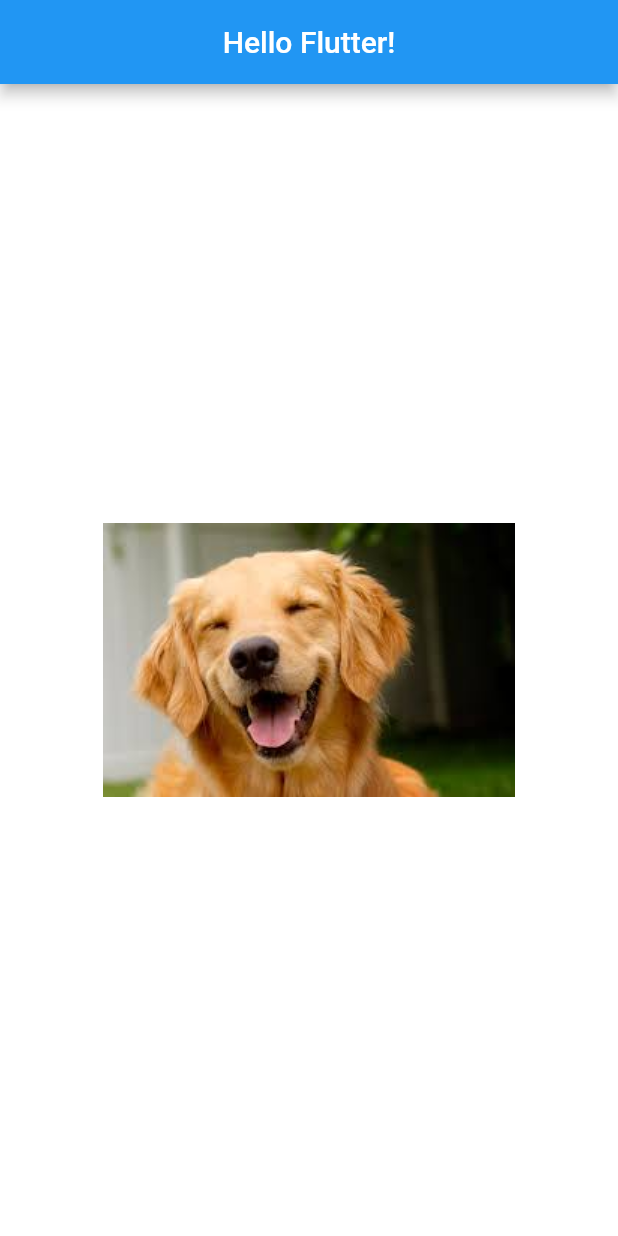
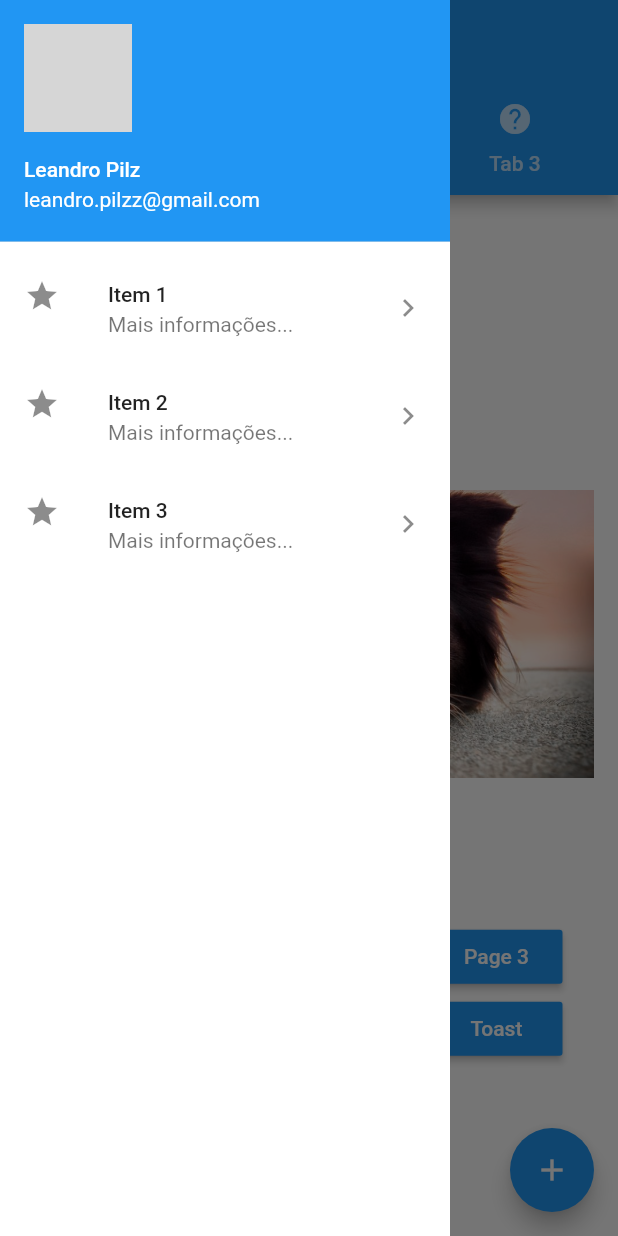
Before and after one commit to leandropilz/flutter-exercicios, a Flutter app: the screen it shows after launch, with the side drawer open (before the commit the screen has no drawer), on a phone screen of 412 x 824 dp. Run offline on Flutter 3.47's test engine with Material 2 defaults, Android fonts, the phone set to English and light mode, and no system bars; our stand-ins replace fluttertoast; network calls fail; grey boxes are pictures that could not be loaded.

Commit message:
Fim Flutter basico e widget cap54.

```diff
--- /dev/null
+++ b/lib/drawer_list.dart
@@ -0,0 +1,53 @@
+import 'package:flutter/material.dart';
+
+class DrawerList extends StatelessWidget {
+  @override
+  Widget build(BuildContext context) {
+    return SafeArea(
+      child: Container(
+        width: 300,
+        color: Colors.white,
+        child: ListView(
+          children: <Widget>[
+            UserAccountsDrawerHeader(
+              accountName: Text("Leandro Pilz"),
+              accountEmail: Text("leandro.pilzz@gmail.com"),
+              currentAccountPicture: CircleAvatar(
+                  backgroundImage: NetworkImage(
+                      "https://cdn.iconscout.com/icon/free/png-256/avatar-372-456324.png")
+//              backgroundImage: AssetImage("assets/images/dog1.png"),
+                  ),
+            ), //UserAccountsDrawerHeader
+            ListTile(
+              title: Text("Item 1"),
+              subtitle: Text("Mais informações..."),
+              leading: Icon(Icons.star),
+              trailing: Icon(Icons.keyboard_arrow_right),
+              onTap: () {
+                print("Item 1");
+              },
+            ), //ListTile
+            ListTile(
+              title: Text("Item 2"),
+              subtitle: Text("Mais informações..."),
+              leading: Icon(Icons.star),
+              trailing: Icon(Icons.keyboard_arrow_right),
+              onTap: () {
+                print("Item 2");
+              },
+            ), //ListTile
+            ListTile(
+              title: Text("Item 3"),
+              subtitle: Text("Mais informações..."),
+              leading: Icon(Icons.star),
+              trailing: Icon(Icons.keyboard_arrow_right),
+              onTap: () {
+                print("Item 3");
+              },
+            ), //ListTile
+          ], //Widget
+        ), //ListView
+      ), //Container
+    ); //SafeArea
+  }
+}
--- /dev/null
+++ b/lib/home_page_statful.dart
@@ -0,0 +1,240 @@
+import 'package:aula01/drawer_list.dart';
+import 'package:aula01/pages/hello_listview.dart';
+import 'package:aula01/pages/hello_page2.dart';
+import 'package:aula01/pages/hello_page3.dart';
+import 'package:flutter/cupertino.dart';
+import 'package:flutter/material.dart';
+import 'package:fluttertoast/fluttertoast.dart';
+
+class HomePageStatful extends StatefulWidget {
+  @override
+  _HomePageStatfulState createState() => _HomePageStatfulState();
+}
+
+class _HomePageStatfulState extends State<HomePageStatful> {
+  String _msg = "Hello world";
+
+  @override
+  Widget build(BuildContext context) {
+    return DefaultTabController(
+      length: 3,
+      child: Scaffold(
+        appBar: AppBar(
+          title: Text("Hello Flutter!"),
+          centerTitle: true,
+          bottom: TabBar(
+            indicatorColor: Colors.yellow,
+            tabs: <Widget>[
+              Tab(
+                text: "Tab 1",
+                icon: Icon(Icons.star),
+              ), //Tab
+              Tab(
+                text: "Tab 2",
+                icon: Icon(Icons.favorite),
+              ), //Tab
+              Tab(
+                text: "Tab 3",
+                icon: Icon(Icons.help),
+              ), //Tab
+            ], //<Widget>
+          ), //TabBar
+        ), //AppBar
+        body: TabBarView(
+          children: <Widget>[
+            Builder(builder: (context) {
+              return _buildBody(context);
+            }), //Taview 1
+            Container(
+              color: Colors.yellow,
+            ), //Taview 2
+            Container(
+              color: Colors.teal,
+            ), //Taview 3
+          ], //<Widget>
+        ), //TabBarView
+        floatingActionButton: FloatingActionButton(
+            child: Icon(Icons.add),
+            //backgroundColor: Colors.red, //Cor de Background.
+            onPressed: () {
+              print("Adicionar");
+            }), //Float Action Button.
+        drawer: DrawerList(),
+      ), //Scaffold
+    ); //DefaultTabController
+  }
+
+  _buildBody(BuildContext context) {
+    return Container(
+      padding: EdgeInsets.only(bottom: 48),
+      color: Colors.white,
+//      child: SingleChildScrollView(
+      child: Column(
+        mainAxisAlignment: MainAxisAlignment.spaceEvenly,
+        children: <Widget>[
+          _text(),
+          Padding(
+            padding: EdgeInsets.fromLTRB(16, 0, 16, 0),
+            child: _pageView(),
+          ), //Padding
+          _buttons(context),
+        ], //Widget
+      ), //Column
+//      ), //SingleChildScrollView
+
+//      child: ListView(
+//        children: <Widget>[
+//          _text(),
+//          _img("assets/images/dog5.png"),
+//          _img("assets/images/dog2.png"),
+//          _img("assets/images/dog3.png"),
+//
+////          Padding(
+////            padding: EdgeInsets.fromLTRB(16, 0, 16, 0),
+////            child: _pageView(),
+////          ), //Padding
+//          _buttons(),
+//        ], //Widget
+//      ), //ListView
+    ); //Container
+  }
+
+  _pageView() {
+    return SizedBox(
+      height: 250,
+      child: PageView(
+        children: <Widget>[
+          _img("assets/images/dog5.png"),
+          _img("assets/images/dog2.png"),
+          _img("assets/images/dog3.png")
+        ], //Widget
+      ), //PageView
+    ); //SizedBox
+  }
+
+  _buttons(BuildContext context) {
+    return Column(
+      children: <Widget>[
+        Row(
+          mainAxisAlignment: MainAxisAlignment.spaceEvenly,
+          children: <Widget>[
+            _button("ListView", () => _onClickPage(HelloListView())),
+            _button("Page 2", () => _onClickPage(HelloPage2())),
+            _button("Page 3", () => _onClickPage(HelloPage3())),
+          ], //Widget
+        ), //Row
+        Row(
+          mainAxisAlignment: MainAxisAlignment.spaceEvenly,
+          children: <Widget>[
+            _button("Snack", () => _onClickSnack(context)),
+            _button("Dialog", () => _onClickDialog(context)),
+            _button("Toast", () => _onClickToast()),
+          ], //Widget
+        ), //Row
+      ], //Widget
+    ); //Column
+  }
+
+  void _onClickSnack(BuildContext context) {
+    Scaffold.of(context).showSnackBar(SnackBar(
+      content: Text("Olá Flutter"),
+      action: SnackBarAction(
+          label: "Ok",
+          textColor: Colors.blue,
+          onPressed: () {
+            print("OK");
+          }),
+    ));
+  }
+
+  void _onClickDialog(BuildContext context) {
+    showDialog(
+        context: context,
+        barrierDismissible: false,
+        builder: (context) {
+          return AlertDialog(
+            title: Text(
+              "Flutter é muito legal.",
+              //style: TextStyle(color: Colors.blue), //pode setar cor.
+            ),
+            actions: <Widget>[
+              FlatButton(
+                child: Text("Cancelar"), //Text
+                onPressed: () {
+                  Navigator.pop(context);
+                },
+              ), //FlatButton Cancelar
+              FlatButton(
+                child: Text("OK"), //Text
+                onPressed: () {
+                  Navigator.pop(context);
+                },
+              ), //FlatButton OK
+            ],
+          ); //AlertDialog
+        }); //showDialog
+  }
+
+  void _onClickToast() {
+    Fluttertoast.showToast(
+        msg: "Flutter é muito legal",
+        toastLength: Toast.LENGTH_SHORT,
+        gravity: ToastGravity.CENTER,
+        timeInSecForIos: 2,
+        backgroundColor: Colors.black45,
+        textColor: Colors.white,
+        fontSize: 16.0);
+  }
+
+  void _onClickPage(Widget page) {
+    Navigator.push(context, MaterialPageRoute(builder: (context) => page))
+        .then((s) {
+      if (s != null) {
+        setState(() {
+          _msg = s;
+        });
+      }
+    }); //MaterialPageRoute
+  }
+
+  void _onClick(String s) {
+    setState(() {
+      _msg = s;
+    });
+  }
+
+  _img(String path) {
+    return Image.asset(
+      path,
+      fit: BoxFit.contain,
+    ); //Image.asset
+  }
+
+  _text() {
+    return Text(
+      _msg,
+      style: TextStyle(
+        fontSize: 30,
+        color: Colors.blue,
+        fontWeight: FontWeight.bold,
+        fontStyle: FontStyle.italic,
+        decoration: TextDecoration.underline,
+        decorationColor: Colors.red,
+        decorationStyle: TextDecorationStyle.dotted,
+      ),
+    ); //Text
+  }
+
+  _button(String title, Function onPressed) {
+    return RaisedButton(
+      color: Colors.blue,
+      child: Text(
+        title,
+        style: TextStyle(
+          color: Colors.white,
+        ),
+      ),
+      onPressed: onPressed,
+    ); //RaisedButton
+  }
+}
--- a/lib/main.dart
+++ b/lib/main.dart
@@ -1,4 +1,5 @@
 import 'package:aula01/home_page.dart';
+import 'package:aula01/home_page_statful.dart';
 import 'package:flutter/material.dart';
 
 void main() => runApp(MyApp());
@@ -9,6 +10,6 @@ class MyApp extends StatelessWidget {
     return MaterialApp(
         debugShowCheckedModeBanner: false,
         theme: ThemeData(primaryColor: Colors.blue), //ThemeData
-        home: Home()); //Material App
+        home: HomePageStatful()); //Material App
   }
 }
--- a/pubspec.yaml
+++ b/pubspec.yaml
@@ -19,6 +19,8 @@ environment:
 dependencies:
   flutter:
     sdk: flutter
+
+  fluttertoast: ^3.0.4
 
   # The following adds the Cupertino Icons font to your application.
   # Use with the CupertinoIcons class for iOS style icons.
@@ -42,7 +44,7 @@ flutter:
 
   # To add assets to your application, add an assets section, like this:
   assets:
-      - assets/images/
+    - assets/images/
 
   # An image asset can refer to one or more resolution-specific "variants", see
   # https://flutter.io/assets-and-images/#resolution-aware.
```
Also changed, not shown: lib/home_page.dart (+85 -19 lines), lib/pages/hello_listview.dart (added, +93 -0 lines), lib/pages/hello_page1.dart (added, +26 -0 lines), lib/pages/hello_page2.dart (added, +21 -0 lines), lib/pages/hello_page3.dart (added, +21 -0 lines), pubspec.lock.
